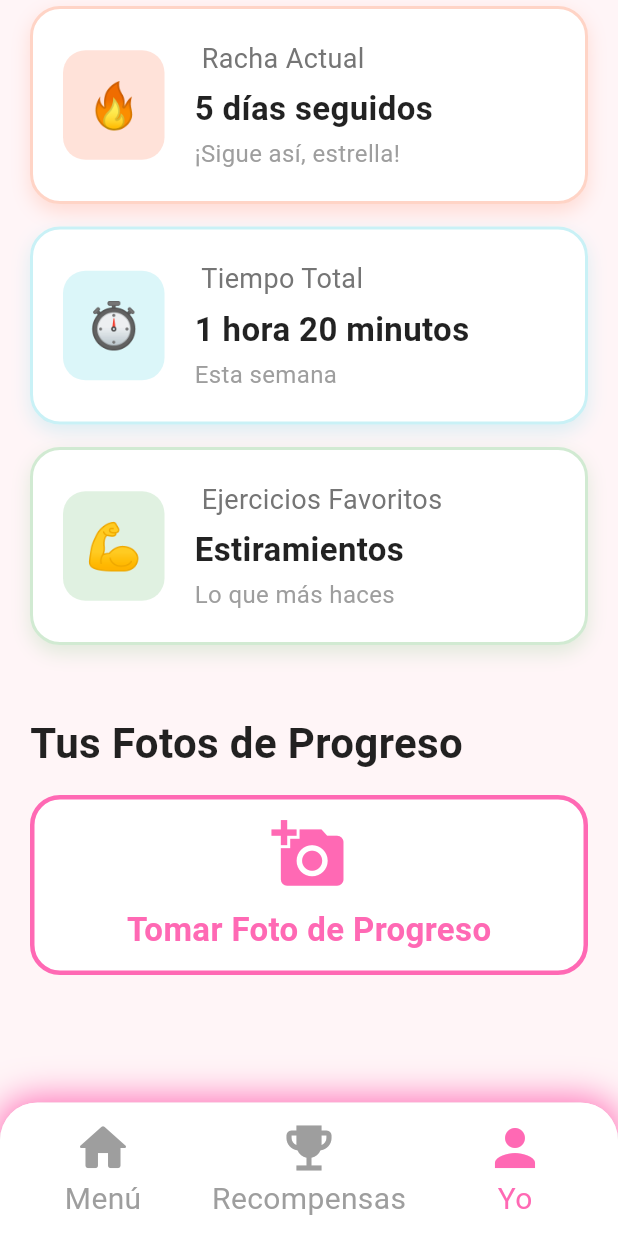
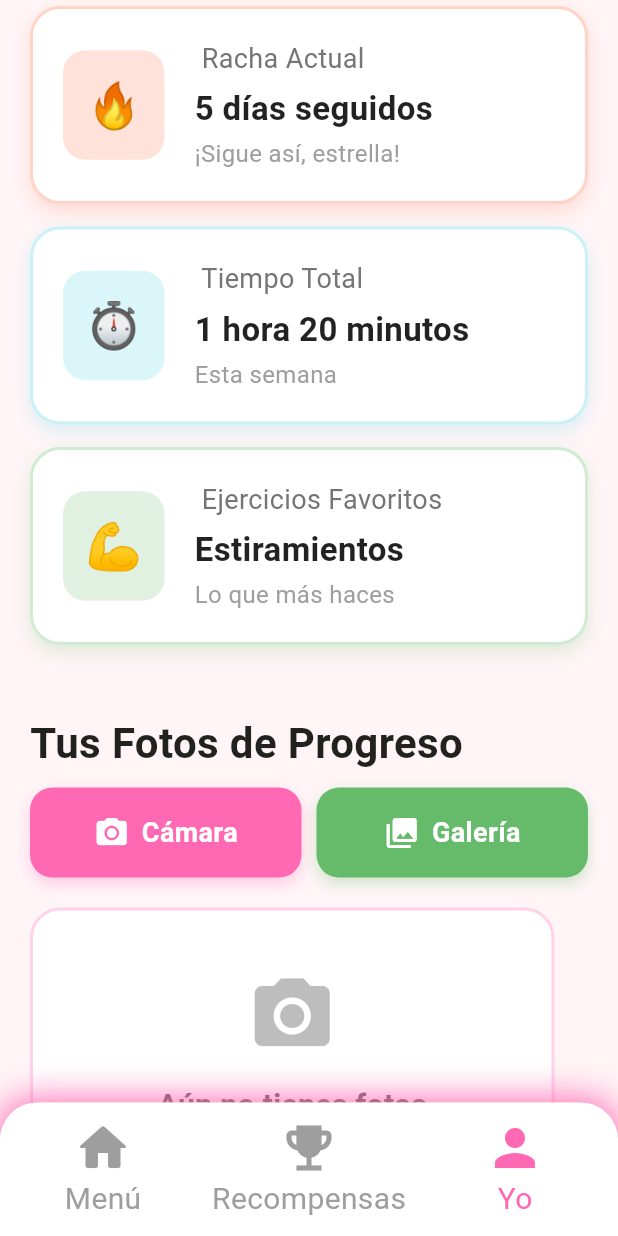
Before and after one commit to floor096/fitness_app, a Flutter app: the PerfilScreen screen opened directly, scrolled down 576 dp, on a phone screen of 412 x 824 dp. Run offline on Flutter 3.47's test engine with Material 3 defaults, Android fonts, the phone set to English and light mode, and no system bars; our stand-ins replace cloud_firestore, firebase_auth, firebase_core, image_picker, shared_preferences; missing offline and left inert: alarm; accounts and stored records are empty; generated files the repository leaves out were written again; network calls fail.

Commit message:
agrego configuracion y actualizo perfil

```diff
--- a/lib/screens/perfil_screen.dart
+++ b/lib/screens/perfil_screen.dart
@@ -2,6 +2,7 @@ import 'package:flutter/material.dart';
 import 'ejercicios/ejercicios_screen.dart';
 import 'home_screen.dart';
 import '../widgets/custom_bottom_nav.dart';
+import '../widgets/galeria_fotos_progreso.dart';
 
 class PerfilScreen extends StatefulWidget {
   @override
@@ -10,7 +11,6 @@ class PerfilScreen extends StatefulWidget {
 
 class _PerfilScreenState extends State<PerfilScreen> {
   int _selectedIndex = 4;
-
 
   @override
   Widget build(BuildContext context) {
@@ -190,60 +190,8 @@ class _PerfilScreenState extends State<PerfilScreen> {
 
                   SizedBox(height: 30),
 
-                  // FOTOS DE PROGRESO - MUY SIMPLE
-                  Text(
-                    'Tus Fotos de Progreso',
-                    style: TextStyle(
-                      fontSize: 28,
-                      fontWeight: FontWeight.bold,
-                      color: Colors.black87,
-                    ),
-                  ),
-
-                  SizedBox(height: 15),
-
-                  // Botón GRANDE para tomar foto
-                  Container(
-                    width: double.infinity,
-                    height: 120,
-                    decoration: BoxDecoration(
-                      color: Colors.white,
-                      borderRadius: BorderRadius.circular(20),
-                      border: Border.all(
-                        color: Color(0xFFFF69B4),
-                        width: 3,
-                        style: BorderStyle.solid,
-                      ),
-                    ),
-                    child: Material(
-                      color: Colors.transparent,
-                      child: InkWell(
-                        borderRadius: BorderRadius.circular(20),
-                        onTap: () {
-                          _showSimpleDialog('¡Sonríe!', 'Aquí tomarás tu foto de progreso');
-                        },
-                        child: Column(
-                          mainAxisAlignment: MainAxisAlignment.center,
-                          children: [
-                            Icon(
-                              Icons.add_a_photo,
-                              size: 50,
-                              color: Color(0xFFFF69B4),
-                            ),
-                            SizedBox(height: 10),
-                            Text(
-                              'Tomar Foto de Progreso',
-                              style: TextStyle(
-                                fontSize: 22,
-                                fontWeight: FontWeight.bold,
-                                color: Color(0xFFFF69B4),
-                              ),
-                            ),
-                          ],
-                        ),
-                      ),
-                    ),
-                  ),
+                  // FOTOS DE PROGRESO
+                  GaleriaFotosProgreso(),
 
                   SizedBox(height: 100),
                 ],
@@ -253,7 +201,7 @@ class _PerfilScreenState extends State<PerfilScreen> {
         ),
       ),
 
-      bottomNavigationBar: CustomBottomNav(currentIndex: 2),  //Perfil
+      bottomNavigationBar: CustomBottomNav(currentIndex: 2), //Perfil
     );
   }
 
```
Also changed, not shown: 2 other files.
